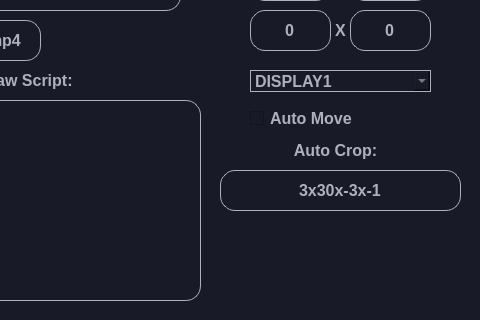
Pixelsuft/ScreenReader, file ui.ui: the form before one commit; both pictures show x 160 to 640 and y 160 to 480 of the 640 by 480 pixel window.
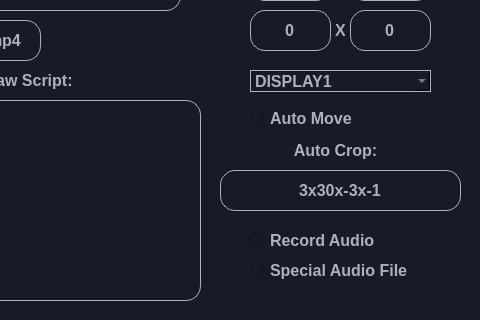
The form after the commit. Icons and pictures are not drawn.

Patch:
```diff
--- a/ui.ui
+++ b/ui.ui
@@ -666,6 +666,63 @@
      <set>Qt::AlignCenter</set>
     </property>
    </widget>
+   <widget class="QCheckBox" name="recordaudioLabel">
+    <property name="geometry">
+     <rect>
+      <x>410</x>
+      <y>390</y>
+      <width>161</width>
+      <height>20</height>
+     </rect>
+    </property>
+    <property name="font">
+     <font>
+      <family>Segoe UI</family>
+      <pointsize>12</pointsize>
+      <weight>75</weight>
+      <bold>true</bold>
+     </font>
+    </property>
+    <property name="styleSheet">
+     <string notr="true">border-radius: 15px;</string>
+    </property>
+    <property name="text">
+     <string>Record Audio</string>
+    </property>
+    <property name="checked">
+     <bool>false</bool>
+    </property>
+   </widget>
+   <widget class="QCheckBox" name="audiospecLabel">
+    <property name="geometry">
+     <rect>
+      <x>410</x>
+      <y>420</y>
+      <width>161</width>
+      <height>20</height>
+     </rect>
+    </property>
+    <property name="font">
+     <font>
+      <family>Segoe UI</family>
+      <pointsize>12</pointsize>
+      <weight>75</weight>
+      <bold>true</bold>
+     </font>
+    </property>
+    <property name="styleSheet">
+     <string notr="true">border-radius: 15px;</string>
+    </property>
+    <property name="text">
+     <string>Special Audio File</string>
+    </property>
+    <property name="checked">
+     <bool>false</bool>
+    </property>
+    <property name="tristate">
+     <bool>false</bool>
+    </property>
+   </widget>
   </widget>
  </widget>
  <resources/>
```
